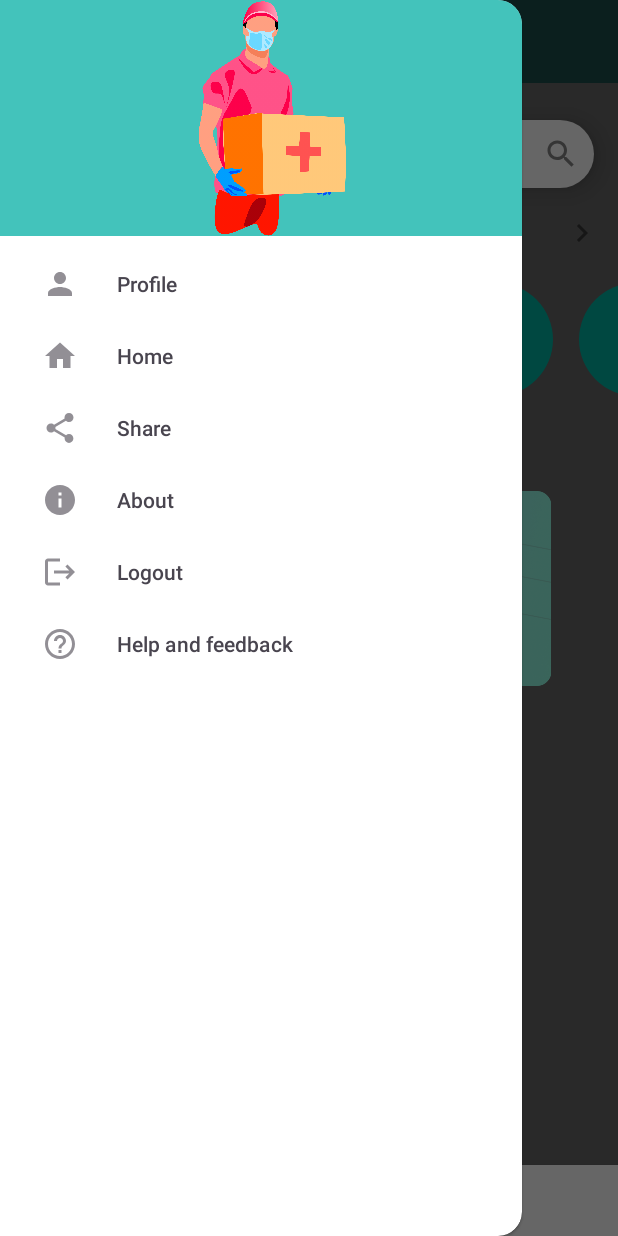
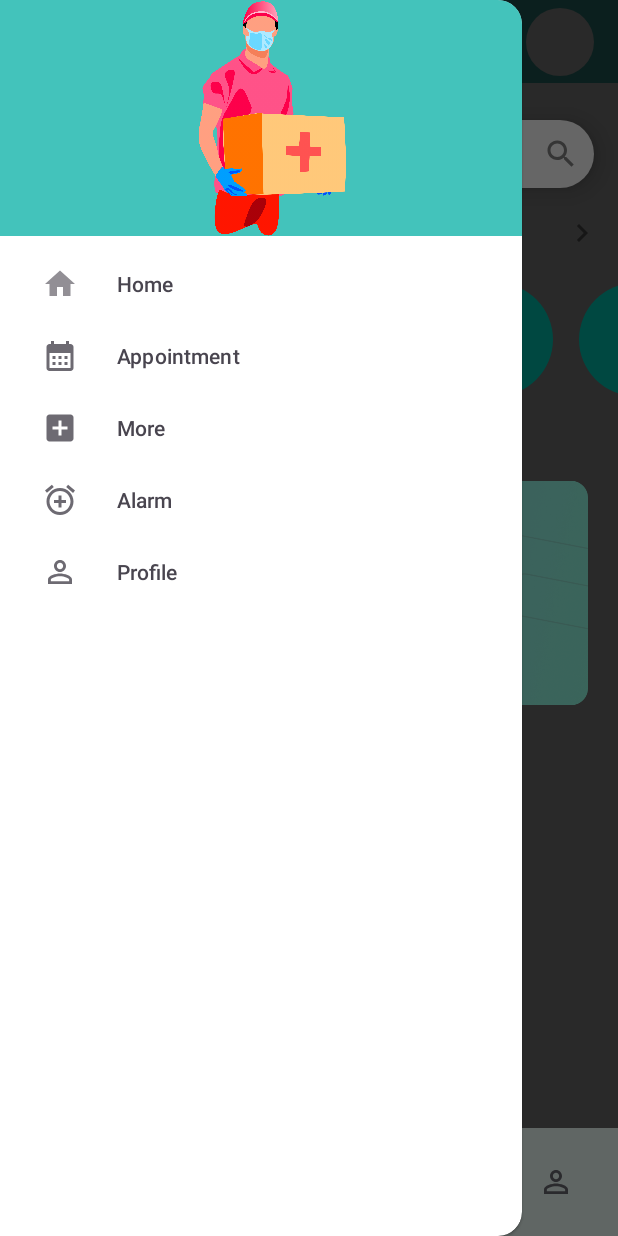
Before and after one commit to Amberabhishek/Book_My_Doctor_App, an Android app: the DashPageActivity screen opened directly, with no data from a screen before it, with the side drawer open, on a phone screen of 412 x 824 dp. Run offline under Robolectric (Android 15) with nearby library versions, the phone set to English and light mode, and no system bars.

Commit message:
new commit

```diff
--- a/app/build.gradle.kts
+++ b/app/build.gradle.kts
@@ -35,6 +35,7 @@ android {
 
 dependencies {
 
+    implementation ("com.google.android.material:material:1.2.0")
     implementation("com.google.android.gms:play-services-auth:20.7.0")
     implementation("androidx.appcompat:appcompat:1.6.1")
     implementation("com.google.android.material:material:1.9.0")
--- /dev/null
+++ b/app/src/main/res/drawable/circular_background.xml
@@ -0,0 +1,6 @@
+<?xml version="1.0" encoding="utf-8"?>
+<shape xmlns:android="http://schemas.android.com/apk/res/android">
+
+    <corners android:radius="500dp"/>
+    <solid android:color="#ffffff" />
+</shape>
--- a/app/src/main/res/layout/activity_dash.xml
+++ b/app/src/main/res/layout/activity_dash.xml
@@ -8,6 +8,7 @@
     android:layout_width="match_parent"
     android:layout_height="match_parent"
     tools:context=".DashPageActivity">
+
 
     <!-- Title Bar (Toolbar) -->
     <androidx.coordinatorlayout.widget.CoordinatorLayout
@@ -24,6 +25,24 @@
             app:titleTextColor="#ffffff"
             android:background="#43C3BB"
             />
+
+
+
+        <LinearLayout
+            android:layout_width="match_parent"
+            android:layout_height="wrap_content"
+            android:gravity="end"
+            android:layout_marginTop="5dp"
+            android:paddingEnd="16dp">
+
+            <!-- Add an ImageView for the circular image -->
+            <ImageView
+                android:id="@+id/circular_image"
+                android:layout_width="45dp"
+                android:layout_height="45dp"
+                android:background="@drawable/circular_background"/>
+        </LinearLayout>
+
     </androidx.coordinatorlayout.widget.CoordinatorLayout>
 
     <!-- Navigation View -->
@@ -39,41 +58,42 @@
     <!-- Main Content -->
     <RelativeLayout
         android:layout_width="match_parent"
-        android:layout_height="match_parent">
+        android:layout_height="wrap_content">
 
         <EditText
             android:id="@+id/search"
             android:layout_width="match_parent"
             android:layout_height="45dp"
+            android:layout_marginLeft="16dp"
+            android:layout_marginTop="80dp"
+            android:layout_marginRight="16dp"
             android:background="@drawable/edittext_background"
+            android:drawableRight="@drawable/ic_search_icon"
+            android:elevation="8dp"
             android:hint="Search doctors.."
-            android:textColorHint="#9F9E9E"
+            android:inputType="text"
+            android:padding="10dp"
             android:textColor="@android:color/black"
-            android:layout_marginLeft="16dp"
-            android:layout_marginRight="16dp"
-            android:padding="10dp"
-            android:layout_marginTop="80dp"
-            android:inputType="text"
-            android:elevation="8dp"
-            android:drawableRight="@drawable/ic_search_icon"/>
+            android:textColorHint="#9F9E9E" />
 
         <TextView
             android:layout_width="match_parent"
             android:layout_height="wrap_content"
+            android:layout_marginLeft="20dp"
+            android:layout_marginTop="142dp"
+            android:layout_marginRight="12dp"
+            android:drawableRight="@drawable/ic_right_arrow"
             android:text="Doctor Speciality"
-            android:layout_marginTop="142dp"
-            android:layout_marginLeft="20dp"
-            android:textStyle="bold"
+            android:textColor="@color/black"
             android:textSize="20sp"
-            android:textColor="@color/black"
-            android:drawableRight="@drawable/ic_right_arrow"
-            android:layout_marginRight="12dp"/>
+            android:textStyle="bold" />
+
         <HorizontalScrollView
             android:layout_width="match_parent"
             android:layout_height="wrap_content"
             android:layout_below="@id/search"
-            android:scrollbars="none"
-            android:layout_marginTop="33dp">
+            android:layout_marginTop="33dp"
+            android:scrollbars="none">
 
             <!-- Add the content you want to scroll horizontally here -->
             <LinearLayout
@@ -86,222 +106,223 @@
                     android:id="@+id/heart"
                     android:layout_width="75dp"
                     android:layout_height="75dp"
-                    android:text="Get Started"
-                    android:textSize="22sp"
-                    android:textStyle="bold"
                     android:layout_marginLeft="15dp"
                     android:layout_marginTop="30dp"
                     android:layout_marginRight="5dp"
                     android:background="@drawable/scroll_activity"
-                    android:elevation="8dp"/>
+                    android:elevation="8dp"
+                    android:text="Get Started"
+                    android:textSize="22sp"
+                    android:textStyle="bold" />
 
                 <Button
                     android:id="@+id/lungs"
                     android:layout_width="75dp"
                     android:layout_height="75dp"
-                    android:text="Get Started"
-                    android:textSize="22sp"
-                    android:textStyle="bold"
                     android:layout_marginLeft="12dp"
                     android:layout_marginTop="30dp"
                     android:layout_marginRight="5dp"
                     android:background="@drawable/scroll_activity"
-                    android:elevation="8dp"/>
+                    android:elevation="8dp"
+                    android:text="Get Started"
+                    android:textSize="22sp"
+                    android:textStyle="bold" />
+
                 <Button
                     android:id="@+id/bone"
                     android:layout_width="75dp"
                     android:layout_height="75dp"
-                    android:text="Get Started"
-                    android:textSize="22sp"
-                    android:textStyle="bold"
                     android:layout_marginLeft="12dp"
                     android:layout_marginTop="30dp"
                     android:layout_marginRight="5dp"
                     android:background="@drawable/scroll_activity"
-                    android:elevation="8dp"/>
+                    android:elevation="8dp"
+                    android:text="Get Started"
+                    android:textSize="22sp"
+                    android:textStyle="bold" />
 
                 <Button
                     android:id="@+id/lung"
                     android:layout_width="75dp"
                     android:layout_height="75dp"
-                    android:text="Get Started"
-                    android:textSize="22sp"
-                    android:textStyle="bold"
                     android:layout_marginLeft="12dp"
                     android:layout_marginTop="30dp"
                     android:layout_marginRight="5dp"
                     android:background="@drawable/scroll_activity"
-                    android:elevation="8dp"/>
+                    android:elevation="8dp"
+                    android:text="Get Started"
+                    android:textSize="22sp"
+                    android:textStyle="bold" />
 
 
                 <Button
                     android:id="@+id/skin"
                     android:layout_width="75dp"
                     android:layout_height="75dp"
-                    android:text="Get Started"
-                    android:textSize="22sp"
-                    android:textStyle="bold"
                     android:layout_marginLeft="12dp"
                     android:layout_marginTop="30dp"
                     android:layout_marginRight="5dp"
                     android:background="@drawable/scroll_activity"
-                    android:elevation="8dp"/>
+                    android:elevation="8dp"
+                    android:text="Get Started"
+                    android:textSize="22sp"
+                    android:textStyle="bold" />
 
                 <Button
                     android:id="@+id/teeth"
                     android:layout_width="75dp"
                     android:layout_height="75dp"
-                    android:text="Get Started"
-                    android:textSize="22sp"
-                    android:textStyle="bold"
                     android:layout_marginLeft="12dp"
                     android:layout_marginTop="30dp"
                     android:layout_marginRight="5dp"
                     android:background="@drawable/scroll_activity"
-                    android:elevation="8dp"/>
+                    android:elevation="8dp"
+                    android:text="Get Started"
+                    android:textSize="22sp"
+                    android:textStyle="bold" />
 
                 <Button
                     android:id="@+id/hi"
                     android:layout_width="75dp"
                     android:layout_height="75dp"
-                    android:text="Get Started"
-                    android:textSize="22sp"
-                    android:textStyle="bold"
                     android:layout_marginLeft="12dp"
                     android:layout_marginTop="30dp"
                     android:layout_marginRight="5dp"
                     android:background="@drawable/scroll_activity"
-                    android:elevation="8dp"/>
+                    android:elevation="8dp"
+                    android:text="Get Started"
+                    android:textSize="22sp"
+                    android:textStyle="bold" />
 
                 <Button
                     android:id="@+id/ji"
                     android:layout_width="75dp"
                     android:layout_height="75dp"
-                    android:text="Get Started"
-                    android:textSize="22sp"
-                    android:textStyle="bold"
                     android:layout_marginLeft="12dp"
                     android:layout_marginTop="30dp"
                     android:layout_marginRight="5dp"
                     android:background="@drawable/scroll_activity"
-                    android:elevation="8dp"/>
+                    android:elevation="8dp"
+                    android:text="Get Started"
+                    android:textSize="22sp"
+                    android:textStyle="bold" />
 
                 <Button
                     android:id="@+id/eye"
                     android:layout_width="75dp"
                     android:layout_height="75dp"
-                    android:text="Get Started"
-                    android:textSize="22sp"
-                    android:textStyle="bold"
                     android:layout_marginLeft="12dp"
                     android:layout_marginTop="30dp"
                     android:layout_marginRight="5dp"
                     android:background="@drawable/scroll_activity"
-                    android:elevation="8dp"/>
+                    android:elevation="8dp"
+                    android:text="Get Started"
+                    android:textSize="22sp"
+                    android:textStyle="bold" />
 
                 <Button
                     android:id="@+id/ear"
                     android:layout_width="75dp"
                     android:layout_height="75dp"
-                    android:text="Get Started"
-                    android:textSize="22sp"
-                    android:textStyle="bold"
                     android:layout_marginLeft="12dp"
                     android:layout_marginTop="30dp"
                     android:layout_marginRight="5dp"
                     android:background="@drawable/scroll_activity"
-                    android:elevation="8dp"/>
+                    android:elevation="8dp"
+                    android:text="Get Started"
+                    android:textSize="22sp"
+                    android:textStyle="bold" />
 
                 <Button
                     android:id="@+id/nose"
                     android:layout_width="75dp"
                     android:layout_height="75dp"
-                    android:text="Get Started"
-                    android:textSize="22sp"
-                    android:textStyle="bold"
                     android:layout_marginLeft="12dp"
                     android:layout_marginTop="30dp"
                     android:layout_marginRight="5dp"
                     android:background="@drawable/scroll_activity"
-                    android:elevation="8dp"/>
+                    android:elevation="8dp"
+                    android:text="Get Started"
+                    android:textSize="22sp"
+                    android:textStyle="bold" />
 
                 <Button
                     android:id="@+id/cugh"
                     android:layout_width="75dp"
                     android:layout_height="75dp"
-                    android:text="Get Started"
-                    android:textSize="22sp"
-                    android:textStyle="bold"
                     android:layout_marginLeft="12dp"
                     android:layout_marginTop="30dp"
                     android:layout_marginRight="5dp"
                     android:background="@drawable/scroll_activity"
-                    android:elevation="8dp"/>
+                    android:elevation="8dp"
+                    android:text="Get Started"
+                    android:textSize="22sp"
+                    android:textStyle="bold" />
 
                 <Button
                     android:id="@+id/soft"
                     android:layout_width="75dp"
                     android:layout_height="75dp"
-                    android:text="Get Started"
-                    android:textSize="22sp"
-                    android:textStyle="bold"
                     android:layout_marginLeft="12dp"
                     android:layout_marginTop="30dp"
                     android:layout_marginRight="5dp"
                     android:background="@drawable/scroll_activity"
-                    android:elevation="8dp"/>
+                    android:elevation="8dp"
+                    android:text="Get Started"
+                    android:textSize="22sp"
+                    android:textStyle="bold" />
 
                 <Button
                     android:id="@+id/freez"
                     android:layout_width="75dp"
                     android:layout_height="75dp"
-                    android:text="Get Started"
-                    android:textSize="22sp"
-                    android:textStyle="bold"
                     android:layout_marginLeft="12dp"
                     android:layout_marginTop="30dp"
                     android:layout_marginRight="5dp"
                     android:background="@drawable/scroll_activity"
-                    android:elevation="8dp"/>
+                    android:elevation="8dp"
+                    android:text="Get Started"
+                    android:textSize="22sp"
+                    android:textStyle="bold" />
 
                 <Button
                     android:id="@+id/leg"
                     android:layout_width="75dp"
                     android:layout_height="75dp"
-                    android:text="Get Started"
-                    android:textSize="22sp"
-                    android:textStyle="bold"
                     android:layout_marginLeft="12dp"
                     android:layout_marginTop="30dp"
                     android:layout_marginRight="5dp"
                     android:background="@drawable/scroll_activity"
-                    android:elevation="8dp"/>
+                    android:elevation="8dp"
+                    android:text="Get Started"
+                    android:textSize="22sp"
+                    android:textStyle="bold" />
 
                 <Button
                     android:id="@+id/legs"
                     android:layout_width="75dp"
                     android:layout_height="75dp"
-                    android:text="Get Started"
-                    android:textSize="22sp"
-                    android:textStyle="bold"
                     android:layout_marginLeft="12dp"
                     android:layout_marginTop="30dp"
                     android:layout_marginRight="5dp"
                     android:background="@drawable/scroll_activity"
-                    android:elevation="8dp"/>
+                    android:elevation="8dp"
+                    android:text="Get Started"
+                    android:textSize="22sp"
+                    android:textStyle="bold" />
 
                 <Button
                     android:id="@+id/hand"
                     android:layout_width="75dp"
                     android:layout_height="75dp"
-                    android:text="Get Started"
-                    android:textSize="22sp"
-                    android:textStyle="bold"
                     android:layout_marginLeft="12dp"
                     android:layout_marginTop="30dp"
                     android:layout_marginRight="5dp"
                     android:background="@drawable/scroll_activity"
-                    android:elevation="8dp"/>
+                    android:elevation="8dp"
+                    android:text="Get Started"
+                    android:textSize="22sp"
+                    android:textStyle="bold" />
 
                 <!-- Add more items as needed -->
             </LinearLayout>
@@ -311,88 +332,83 @@
             android:id="@+id/upcoming"
             android:layout_width="match_parent"
             android:layout_height="wrap_content"
+            android:layout_marginLeft="20dp"
+            android:layout_marginTop="280dp"
             android:text="Upcoming Appointment"
-            android:layout_marginTop="280dp"
-            android:layout_marginLeft="20dp"
-            android:textStyle="bold"
+            android:textColor="@color/black"
             android:textSize="20sp"
-            android:textColor="@color/black"/>
+            android:textStyle="bold" />
+
+
+        <LinearLayout
+            android:layout_width="match_parent"
+            android:layout_height="173dp"
+            android:layout_below="@+id/upcoming">
 
             <ImageView
                 android:layout_width="wrap_content"
-            android:layout_height="130dp"
-            android:src="@drawable/new_homes"
-            android:layout_below="@+id/upcoming"
-            android:layout_marginLeft="15dp"
-            android:layout_marginRight="15dp"
-            android:layout_marginTop="20dp"
-            android:elevation="10dp"/>
+                android:layout_height="160dp"
+                android:layout_marginLeft="20dp"
+                android:layout_marginTop="8dp"
+                android:layout_marginRight="20dp"
+                android:elevation="10dp"
+                android:src="@drawable/new_homes" />
+
+        </LinearLayout>
 
 
-
+        <LinearLayout
+            android:layout_width="match_parent"
+            android:layout_height="wrap_content"
+            android:orientation="horizontal"
+            android:layout_below="@+id/upcoming"
+            android:layout_marginTop="170dp">
 
             <ImageView
-            android:layout_width="wrap_content"
-            android:layout_height="47dp"
-            android:src="@drawable/bottom_nav"
-            android:layout_alignParentBottom="true"
-            android:background="#FFFFFF"
-            android:elevation="10dp"
-            />
-
-
-            <ImageView
-                android:layout_width="32dp"
-                android:layout_height="32dp"
-                android:src="@drawable/ic_home_icon"
-                android:layout_alignParentBottom="true"
+                android:layout_width="90dp"
+                android:layout_height="90dp"
+                android:src="@drawable/new_homes"
+                android:scaleType="fitXY"
                 android:layout_marginLeft="20dp"
-                android:layout_marginBottom="7dp"
-                android:elevation="10dp"
                 />
 
             <ImageView
-                android:layout_width="32dp"
-                android:layout_height="32dp"
-                android:src="@drawable/ic_appointment_icon"
-                android:layout_alignParentBottom="true"
-                android:layout_marginLeft="91dp"
-                android:layout_marginBottom="7dp"
-                android:elevation="10dp"
+                android:layout_width="90dp"
+                android:layout_height="90dp"
+                android:src="@drawable/new_homes"
+                android:scaleType="fitXY"
+                android:layout_marginLeft="24dp"
                 />
 
             <ImageView
-            android:layout_width="32dp"
-            android:layout_height="32dp"
-            android:src="@drawable/ic_add_icon"
-            android:layout_alignParentBottom="true"
-            android:layout_marginLeft="164dp"
-            android:layout_marginBottom="7dp"
-            android:elevation="10dp"
+                android:layout_width="90dp"
+                android:layout_height="90dp"
+                android:src="@drawable/new_homes"
+                android:scaleType="fitXY"
+                android:layout_marginLeft="24dp"
                 />
 
-        <ImageView
-            android:layout_width="32dp"
-            android:layout_height="32dp"
-            android:src="@drawable/ic_alarm_icon"
+        </LinearLayout>
+
+
+        <com.google.android.material.bottomnavigation.BottomNavigationView
+            android:id="@+id/bottomNavigationView"
+            android:layout_width="match_parent"
+            android:layout_height="72dp"
+            app:layout_constraintBottom_toBottomOf="parent"
+            app:layout_constraintEnd_toEndOf="parent"
+            app:layout_constraintHorizontal_bias="0.5"
+            app:layout_constraintStart_toStartOf="parent"
+            app:menu="@menu/navigation_menu"
             android:layout_alignParentBottom="true"
-            android:layout_marginLeft="239dp"
-            android:layout_marginBottom="7dp"
-            android:elevation="10dp"
+            android:background="#F1FFFC"
+            app:elevation="2dp"
         />
 
-        <ImageView
-            android:layout_width="32dp"
-            android:layout_height="32dp"
-            android:src="@drawable/ic_person_icon"
-            android:layout_alignParentBottom="true"
-            android:layout_marginLeft="309dp"
-            android:layout_marginBottom="7dp"
-            android:elevation="10dp"
-            />
 
 
 
     </RelativeLayout>
 
+
 </androidx.drawerlayout.widget.DrawerLayout>
--- a/app/src/main/res/menu/navigation_menu.xml
+++ b/app/src/main/res/menu/navigation_menu.xml
@@ -4,35 +4,30 @@
 
 
     <item
-        android:id="@+id/profile"
-        android:title="    Profile"
-        android:icon="@drawable/ic_profile"/>
+        android:id="@+id/nav_home"
+        android:icon="@drawable/ic_home"
+        android:title="    Home" />
+
 
     <item
-        android:id="@+id/nav_home"
-        android:title="    Home"
-        android:icon="@drawable/ic_home"/>
+        android:id="@+id/nav_appoint"
+        android:icon="@drawable/ic_appointment_icon"
+        android:title="    Appointment" />
 
     <item
-        android:id="@+id/nav_settings"
-        android:title="    Share"
-        android:icon="@drawable/ic_share"/>
+        android:id="@+id/add"
+        android:icon="@drawable/ic_add_icon"
+        android:title="    More" />
 
     <item
-        android:id="@+id/nav_about"
-        android:title="    About"
-        android:icon="@drawable/ic_about_app"/>
+        android:id="@+id/nav_alarm"
+        android:icon="@drawable/ic_alarm_icon"
+        android:title="    Alarm" />
 
     <item
-        android:id="@+id/nav_logout"
-        android:title="    Logout"
-        android:icon="@drawable/ic_logout"/>
-
-    <item
-        android:id="@+id/nav_feedback"
-        android:title="    Help and feedback"
-        android:icon="@drawable/ic_help"/>
-
+        android:id="@+id/profile"
+        android:icon="@drawable/ic_person_icon"
+        android:title="    Profile" />
 
 
 </menu>
--- a/app/src/main/res/values/strings.xml
+++ b/app/src/main/res/values/strings.xml
@@ -4,5 +4,7 @@
     <string name="nav_close">Close</string>
     <string name="navigation_drawer_open">open</string>
     <string name="navigation_drawer_close">open</string>
+    <!-- TODO: Remove or change this placeholder text -->
+    <string name="hello_blank_fragment">Hello blank fragment</string>
 
 </resources>
--- a/app/src/main/res/values/styles.xml
+++ b/app/src/main/res/values/styles.xml
@@ -4,6 +4,8 @@
         <!-- Customize the Toolbar -->
         <item name="android:background">#FF5722</item> <!-- Change the background color -->
         <item name="titleTextColor">#FFFFFF</item> <!-- Change the title text color -->
+
+
     </style>
 
     <!-- Define other styles here -->
```
Lines whose indentation alone changed are shown as unchanged.
